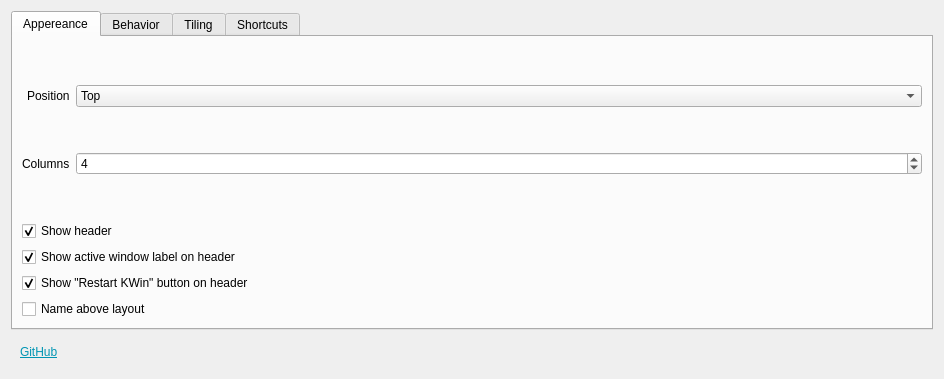
First picture: the form in package/contents/ui/config.ui, repository intrepidor/Exquisite, before the edit.
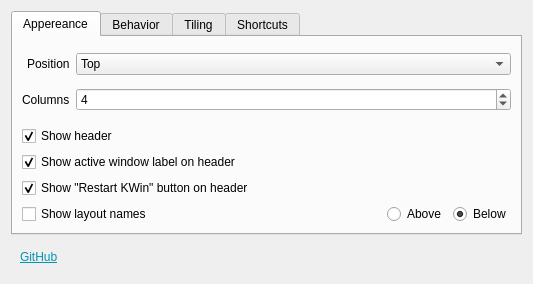
Second picture: the form after the edit. The open tabs and pages were chosen to show the change. Icons and pictures are not drawn.

Commit message: Fix layout names config

Diff of the .ui file:
```diff
--- a/package/contents/ui/config.ui
+++ b/package/contents/ui/config.ui
@@ -6,8 +6,8 @@
    <rect>
     <x>0</x>
     <y>0</y>
-    <width>944</width>
-    <height>379</height>
+    <width>533</width>
+    <height>284</height>
    </rect>
   </property>
   <property name="sizePolicy">
@@ -177,11 +177,50 @@
         </widget>
        </item>
        <item>
-        <widget class="QCheckBox" name="kcfg_nameAbove">
-         <property name="text">
-          <string>Name above layout</string>
-         </property>
-        </widget>
+        <layout class="QHBoxLayout" name="horizontalLayout_3">
+         <item>
+          <widget class="QCheckBox" name="kcfg_showLayoutNames">
+           <property name="sizePolicy">
+            <sizepolicy hsizetype="MinimumExpanding" vsizetype="Fixed">
+             <horstretch>0</horstretch>
+             <verstretch>0</verstretch>
+            </sizepolicy>
+           </property>
+           <property name="text">
+            <string>Show layout names</string>
+           </property>
+          </widget>
+         </item>
+         <item>
+          <widget class="QRadioButton" name="kcfg_layoutNamesAbove">
+           <property name="enabled">
+            <bool>true</bool>
+           </property>
+           <property name="sizePolicy">
+            <sizepolicy hsizetype="Minimum" vsizetype="Fixed">
+             <horstretch>0</horstretch>
+             <verstretch>0</verstretch>
+            </sizepolicy>
+           </property>
+           <property name="autoFillBackground">
+            <bool>false</bool>
+           </property>
+           <property name="text">
+            <string>Above</string>
+           </property>
+          </widget>
+         </item>
+         <item>
+          <widget class="QRadioButton" name="radioButton">
+           <property name="text">
+            <string>Below</string>
+           </property>
+           <property name="checked">
+            <bool>true</bool>
+           </property>
+          </widget>
+         </item>
+        </layout>
        </item>
       </layout>
      </widget>
```
Left out of the diff: 4 changed lines with no effect on the pictures. The commit also changes 3 other files.
